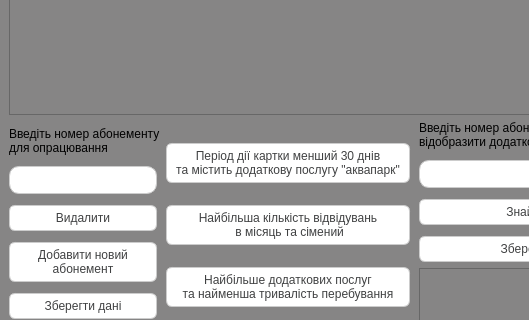
This is OOPCourseProject/operatingwindow.ui in Volchonak/OOPCourseProject as Qt 5 draws it before an edit; both pictures show x 0 to 529 and y 121 to 441 of the 645 by 600 pixel window. The edited form follows.
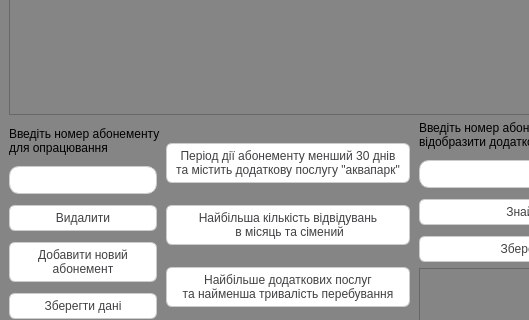
This is the edited form. Icons and pictures are not drawn.

What changed in the file:
```diff
--- a/OOPCourseProject/operatingwindow.ui
+++ b/OOPCourseProject/operatingwindow.ui
@@ -198,7 +198,7 @@
 }</string>
                 </property>
                 <property name="text">
-                 <string>Період дії картки менший 30 днів
+                 <string>Період дії абонементу менший 30 днів
 та містить додаткову послугу &quot;аквапарк&quot;</string>
                 </property>
                </widget>
```
